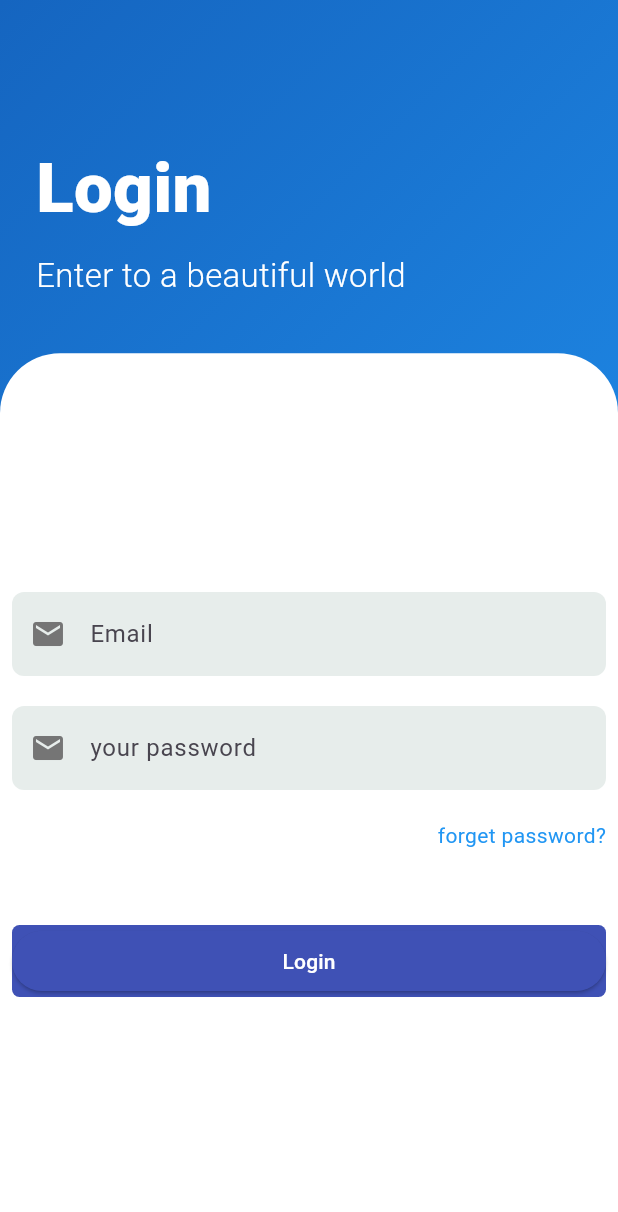
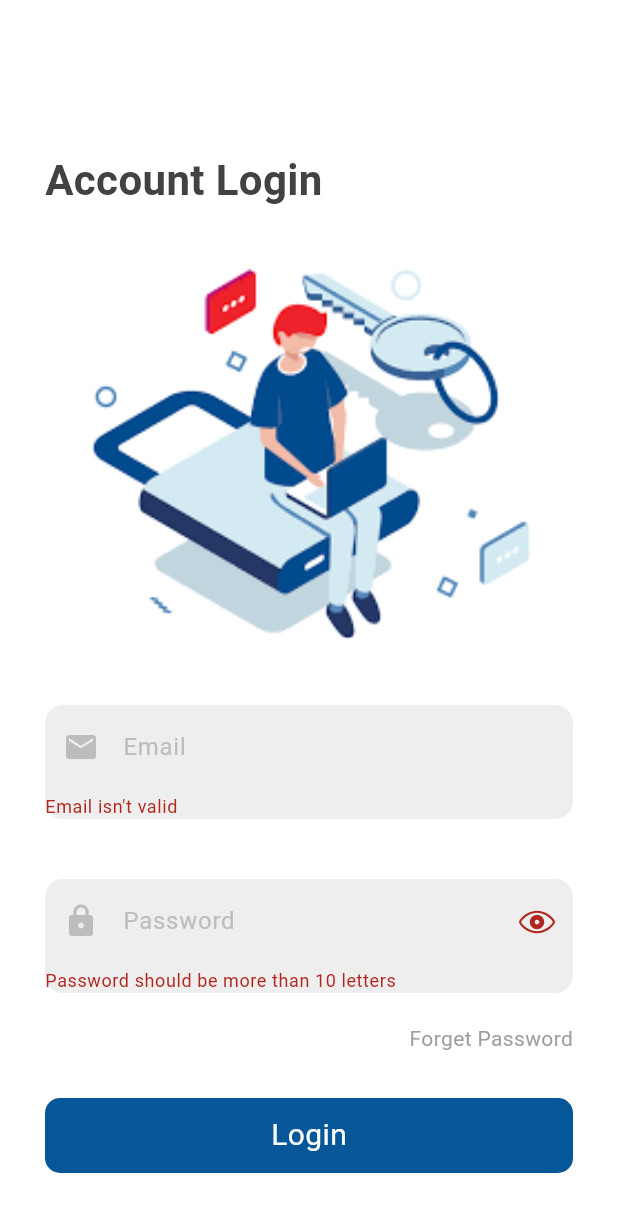
Before and after one commit to mennarashed20/projects_iti, a Flutter app: the screen it shows after launch, after a tap on "Login", on a phone screen of 412 x 824 dp. Shown: the top 1212 px of the screen. Run offline on Flutter 3.47's test engine with Material 3 defaults, Android fonts, the phone set to English and light mode, and no system bars; network calls fail.

Commit message:
app3login

```diff
--- a/lib/dummy_projects/login_screen/login_screen.dart
+++ b/lib/dummy_projects/login_screen/login_screen.dart
@@ -87,6 +87,7 @@ class LoginScreen extends StatelessWidget {
                       const SizedBox(height: 20.0,),
                       TextField(
                         keyboardType: TextInputType.visiblePassword,
+
                         decoration: InputDecoration(
                             border: OutlineInputBorder(
                               borderRadius: BorderRadius.circular(8.0),
@@ -94,11 +95,12 @@ class LoginScreen extends StatelessWidget {
 
                             ),
                             filled: true,
+
                             fillColor:  const Color(0xFFe7edeb),
                             hintText: "your password",
                             prefixIcon: Icon(Icons.email,color: Colors.grey[600],)
                         ),
-
+                            obscureText: true,
                       ),
                       const SizedBox(height: 20.0,),
                       const Row(
--- /dev/null
+++ b/lib/dummy_projects/login_task/email_extension.dart
@@ -0,0 +1,7 @@
+extension EmailValidation on String {
+  get emailValid {
+    return RegExp(
+        r"^[a-zA-Z0-9.a-zA-Z0-9.!#$%&'*+-/=?^_`{|}~]+@[a-zA-Z0-9]+\.[a-zA-Z]+")
+        .hasMatch(this);
+  }
+}
--- /dev/null
+++ b/lib/dummy_projects/login_task/loginscreen_task.dart
@@ -0,0 +1,179 @@
+import 'package:flutter/cupertino.dart';
+import 'package:flutter/material.dart';
+import 'package:projects_iti/dummy_projects/login_task/email_extension.dart';
+
+
+class DummyLoginScreen extends StatefulWidget {
+  DummyLoginScreen({super.key});
+
+  @override
+  State<DummyLoginScreen> createState() => _DummyLoginScreenState();
+}
+
+class _DummyLoginScreenState extends State<DummyLoginScreen> {
+  bool obscureText = true;
+  final _emailController = TextEditingController();
+  final _passwordController = TextEditingController();
+  final _formKey = GlobalKey<FormState>();
+
+  @override
+  Widget build(BuildContext context) {
+    print("Build");
+
+    return Scaffold(
+      backgroundColor: Colors.white,
+
+      body: Padding(
+        padding: const EdgeInsets.only(top: 100.0, right: 30, left: 30),
+        child: SingleChildScrollView(
+          child: Form(
+            key: _formKey,
+
+            child: Column(
+              crossAxisAlignment: CrossAxisAlignment.start,
+              children: [
+                Text(
+                  "Account Login",
+                  style: TextStyle(
+                    color:  Colors.grey.shade800,
+                    fontSize: 28,
+                    fontWeight: FontWeight.bold,
+                  ),
+                ),
+                const SizedBox(
+                  height: 10,
+                ),
+                Center(
+                  child: Image.asset(
+                    "assets/icons/login_image.png",
+                    height: 300,
+                    fit:BoxFit.cover,
+
+                   // width: 100,
+                  ),
+                ),
+                const SizedBox(
+                  height: 20,
+                ),
+
+              /*  SizedBox(
+                  height: 10,
+                ),*/
+                Container(
+                  decoration: BoxDecoration(
+                      color: Colors.grey.shade200,
+                      borderRadius: BorderRadius.circular(12)),
+                  child: TextFormField(
+
+                    controller: _emailController,
+                    validator: (value) {
+                      if (!value!.emailValid) {
+                        return "Email isn't valid";
+                      }
+                    },
+                    decoration: InputDecoration(
+                      label: Text("Email",style: TextStyle(color: Colors.grey.shade400)),
+                      prefixIcon: Icon(Icons.email,color: Colors.grey[400]),
+                      border: InputBorder.none,
+                    ),
+                  ),
+                ),
+                const SizedBox(
+                  height: 40,
+                ),
+                Container(
+                  decoration: BoxDecoration(
+                      color: Colors.grey.shade200,
+                      borderRadius: BorderRadius.circular(12)),
+                  child: TextFormField(
+                    controller: _passwordController,
+                    obscureText: obscureText,
+                    validator: (value) {
+                      if (value!.length < 10) {
+                        return "Password should be more than 10 letters";
+                      }
+                    },
+                    decoration: InputDecoration(
+                        fillColor:  const Color(0xffe9ede7),
+                      label: Text("Password",style: TextStyle(color: Colors.grey.shade400)),
+                      prefixIcon: Icon(Icons.lock,color: Colors.grey[400]),
+                      suffixIcon: InkWell(
+                        onTap: () {
+                          obscureText = !obscureText;
+                          print("===========" + obscureText.toString());
+                          setState(() {});
+                        },
+                        child: Icon(
+                          obscureText
+                              ? CupertinoIcons.eye
+                              : CupertinoIcons.eye_slash,
+                        ),
+                      ),
+                      border: InputBorder.none,
+                    ),
+                  ),
+                ),
+                const SizedBox(
+                  height: 20,
+                ),
+                Row(
+                  mainAxisAlignment: MainAxisAlignment.end,
+                  children: [
+                    Text("Forget Password", style: TextStyle(color: Colors.grey.shade500)),
+
+                  ],
+                ),
+                const SizedBox(
+                  height: 30,
+                ),
+                InkWell(
+                  onTap: () {
+                    if (_formKey.currentState!.validate()) {
+                      print("========= email is : " + _emailController.text);
+                      print("========= password is : " +
+                          _passwordController.text);
+                    }
+                  },
+                  child: Container(
+                    height: 50,
+                    width: double.infinity,
+                    decoration: BoxDecoration(
+                        color: const Color.fromARGB(255, 6, 87, 154),
+
+                        borderRadius: BorderRadius.circular(10)),
+                    child: const Center(
+                      child: Text(
+                        "Login",
+                        style: TextStyle(
+                          fontSize: 20,
+                          color: Colors.white,
+                        ),
+                      ),
+                    ),
+                  ),
+                ),
+                const SizedBox(
+                  height: 30,
+                ),
+                Row(
+                  mainAxisAlignment: MainAxisAlignment.center,
+                  children: [
+                    Text(
+                      "Don\'t Have An Account ? ",
+                      style: TextStyle(color: Colors.grey.shade800),
+                    ),
+                    TextButton(
+                      onPressed: (){},
+                      child: const Text('Reguster Now'),
+                    )
+                  ],
+                ),
+
+              ],
+            ),
+          ),
+        ),
+      ),
+    );
+  }
+}
--- a/lib/myapp.dart
+++ b/lib/myapp.dart
@@ -1,12 +1,10 @@
 
 import 'package:flutter/material.dart';
-import 'package:projects_iti/dummy_projects/login_screen/login_screen.dart';
+//import 'package:projects_iti/dummy_projects/login_screen/login_screen.dart';
+import 'package:projects_iti/dummy_projects/login_task/loginscreen_task.dart';
 
 
 //import 'package:projects_iti/dummy_projects/messengeer/widgets/messenger_screen.dart';
-
-
-
 
 
 //import 'dummy_projects/whatsapp/whatsapp.dart';
@@ -21,7 +19,7 @@ class MyApp extends StatelessWidget {
 
     return   MaterialApp(
       debugShowCheckedModeBanner: false,
-      home:LoginScreen(),
+      home: DummyLoginScreen(),
     );
   }
 }
```
Also changed, not shown: pubspec.yaml (+5 -4 lines), assets/icons/login_image.png (added), pubspec.lock.
